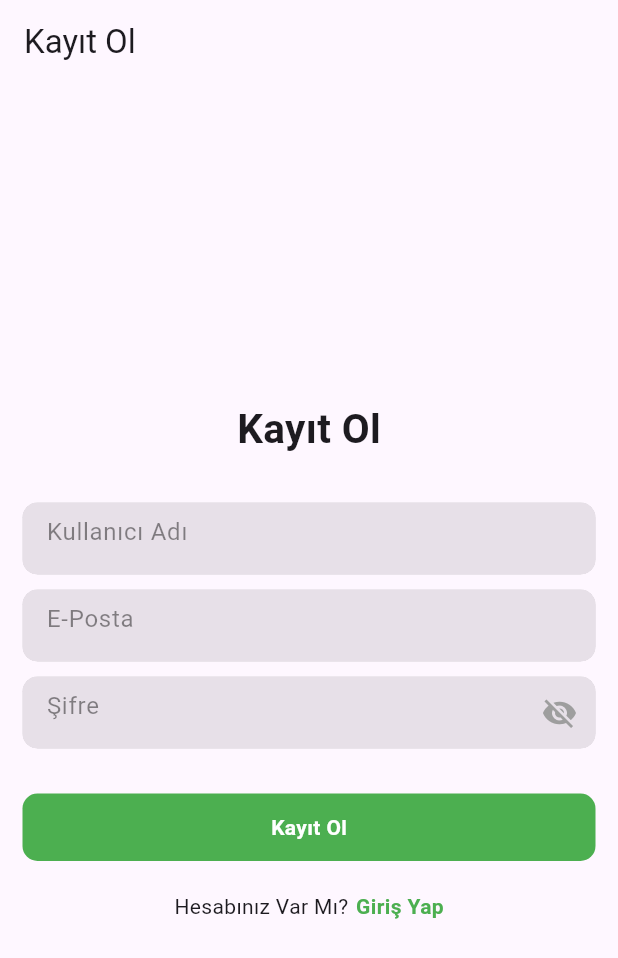
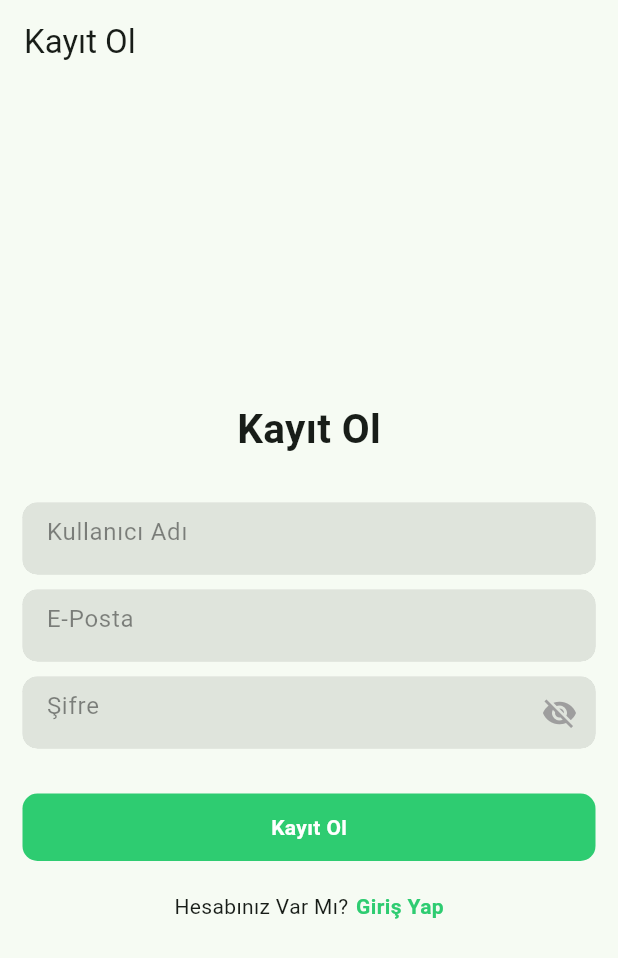
Before and after one commit to ArtunKARA/FarmerConnect, a Flutter app: the Login screen opened by its route, after a tap on "Kayıt Ol", on a phone screen of 412 x 824 dp. Shown: the top 958 px of the screen. Run offline on Flutter 3.47's test engine with Material 3 defaults, Android fonts, the phone set to English and light mode, and no system bars; our stand-ins replace cloud_firestore, firebase_auth, firebase_core, fluttertoast, font_awesome_flutter and 2 more; missing offline and left inert: dart:ffi; accounts and stored records are empty; network calls fail.

Commit message:
some visual changes

```diff
--- a/farmerconnect/lib/global/toast.dart
+++ b/farmerconnect/lib/global/toast.dart
@@ -8,7 +8,7 @@ void showToast({required String message}){
       toastLength: Toast.LENGTH_SHORT,
       gravity: ToastGravity.BOTTOM,
       timeInSecForIosWeb: 1,
-      backgroundColor: Colors.green,
+      backgroundColor: Color(0xFF2ECC71),
       textColor: Colors.white,
       fontSize: 16.0
   );
--- a/farmerconnect/lib/home.dart
+++ b/farmerconnect/lib/home.dart
@@ -37,7 +37,7 @@ class _HomePageState extends State<HomePage> {
                   height: 45,
                   width: 100,
                   decoration: BoxDecoration(
-                      color: Colors.green,
+                      color: Color(0xFF2ECC71),
                       borderRadius: BorderRadius.circular(10)),
                   child: Center(
                     child: Text(
@@ -99,7 +99,7 @@ class _HomePageState extends State<HomePage> {
                   height: 45,
                   width: 100,
                   decoration: BoxDecoration(
-                      color: Colors.green,
+                      color: Color(0xFF2ECC71),
                       borderRadius: BorderRadius.circular(10)),
                   child: Center(
                     child: Text(
--- a/farmerconnect/lib/login.dart
+++ b/farmerconnect/lib/login.dart
@@ -76,10 +76,10 @@ class _LoginState extends State<Login> {
                   decoration:
                       BoxDecoration(
                           borderRadius: BorderRadius.circular(10),
-                      color: Colors.green,
+                      color: Color(0xFF2ECC71),
                       ),
                   child: Center(
-                      child: _isSigningUp ? CircularProgressIndicator(color: Colors.green,): Text(
+                      child: _isSigningUp ? CircularProgressIndicator(color: Color(0xFF2ECC71),): Text(
                     "Giriş Yap",
                     style: TextStyle(
                         color: Colors.white, fontWeight: FontWeight.bold),
@@ -110,7 +110,7 @@ class _LoginState extends State<Login> {
                     child: Text(
                       "Kayıt Ol",
                       style: TextStyle(
-                          color: Colors.green, fontWeight: FontWeight.bold),
+                          color: Color(0xFF2ECC71), fontWeight: FontWeight.bold),
                     ),
                   ),
                 ],
@@ -137,10 +137,10 @@ class _LoginState extends State<Login> {
       _isSigningUp = false;
     });
     if (user != null) {
-      showToast(message: "User is successfully logged in");
+      showToast(message: "Giriş Başarılı");
       Navigator.pushNamed(context, "/home");
     } else {
-      showToast(message: "Some error happened");
+      showToast(message: "Bir Hata Oluştu");
     }
   }
 }
--- a/farmerconnect/lib/main.dart
+++ b/farmerconnect/lib/main.dart
@@ -30,7 +30,7 @@
         title: 'Flutter Demo',
         theme: ThemeData(
 
-        colorScheme: ColorScheme.fromSeed(seedColor: Colors.deepPurple),
+          colorScheme: ColorScheme.fromSeed(seedColor: Color(0xFF2ECC71)),
           useMaterial3: true,
         ),
         home: onboarding? const Login() : const OnboardingView(),
--- a/farmerconnect/lib/signin.dart
+++ b/farmerconnect/lib/signin.dart
@@ -85,11 +85,11 @@ class _SignInState extends State<SignIn> {
                   width: double.infinity,
                   height: 45,
                   decoration: BoxDecoration(
-                    color: Colors.green,
+                    color: Color(0xFF2ECC71),
                     borderRadius: BorderRadius.circular(10),
                   ),
                   child: Center(
-                      child: isSigningUp ? CircularProgressIndicator(color: Colors.green,):Text(
+                      child: isSigningUp ? CircularProgressIndicator(color: Color(0xFF2ECC71),):Text(
                         "Kayıt Ol",
                         style: TextStyle(
                             color: Colors.white, fontWeight: FontWeight.bold),
@@ -117,7 +117,7 @@ class _SignInState extends State<SignIn> {
                       child: Text(
                         "Giriş Yap",
                         style: TextStyle(
-                            color: Colors.green, fontWeight: FontWeight.bold),
+                            color: Color(0xFF2ECC71), fontWeight: FontWeight.bold),
                       ))
                 ],
               )
@@ -144,10 +144,10 @@ class _SignInState extends State<SignIn> {
       isSigningUp = false;
     });
     if (user != null) {
-      showToast(message: "User is successfully created");
+      showToast(message: "Kayıt İşlemi Başarılı");
       Navigator.pushNamed(context, "/home");
     } else {
-      showToast(message: "Some error happend");
+      showToast(message: "Bir Hata Oluştu");
     }
   }
 }
--- a/farmerconnect/lib/widgets/form_container_widget.dart
+++ b/farmerconnect/lib/widgets/form_container_widget.dart
@@ -63,7 +63,7 @@ class _FormContainerWidgetState extends State<FormContainerWidget> {
             child: widget.isPasswordField == true
                 ? Icon(
                     _obscureText ? Icons.visibility_off : Icons.visibility,
-                    color: _obscureText == false ? Colors.blue : Colors.grey,
+                    color: _obscureText == false ? Color(0xFF2ECC71) : Colors.grey,
                   )
                 : Text(""),
           ),
```
Lines whose indentation alone changed are shown as unchanged.
